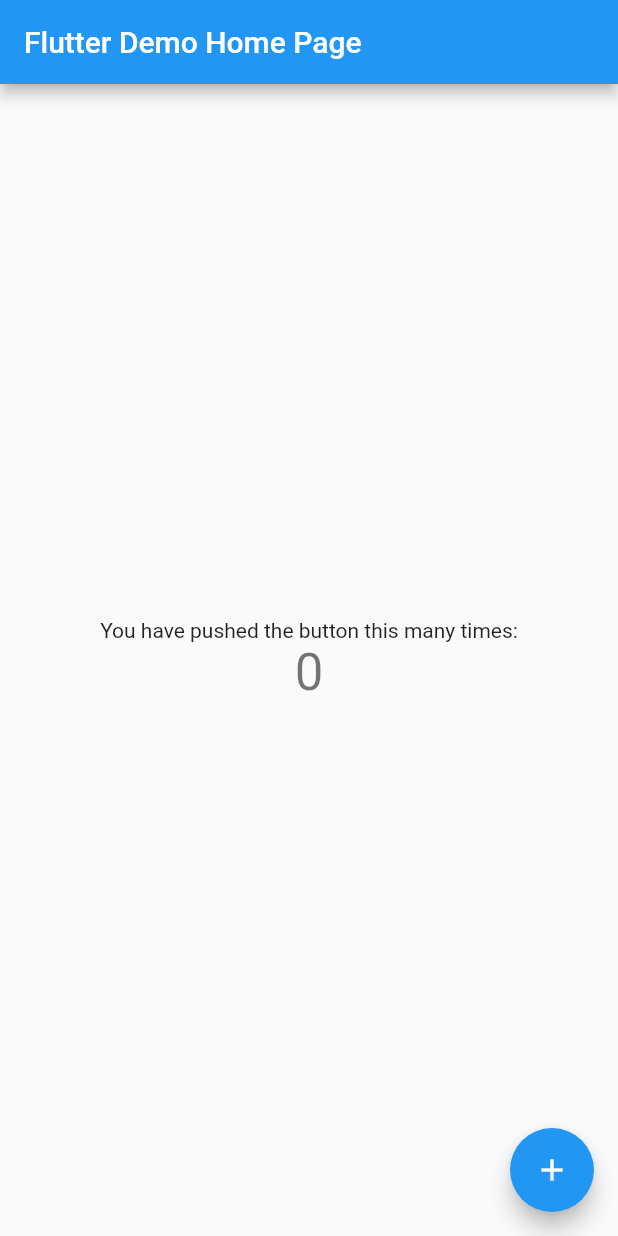
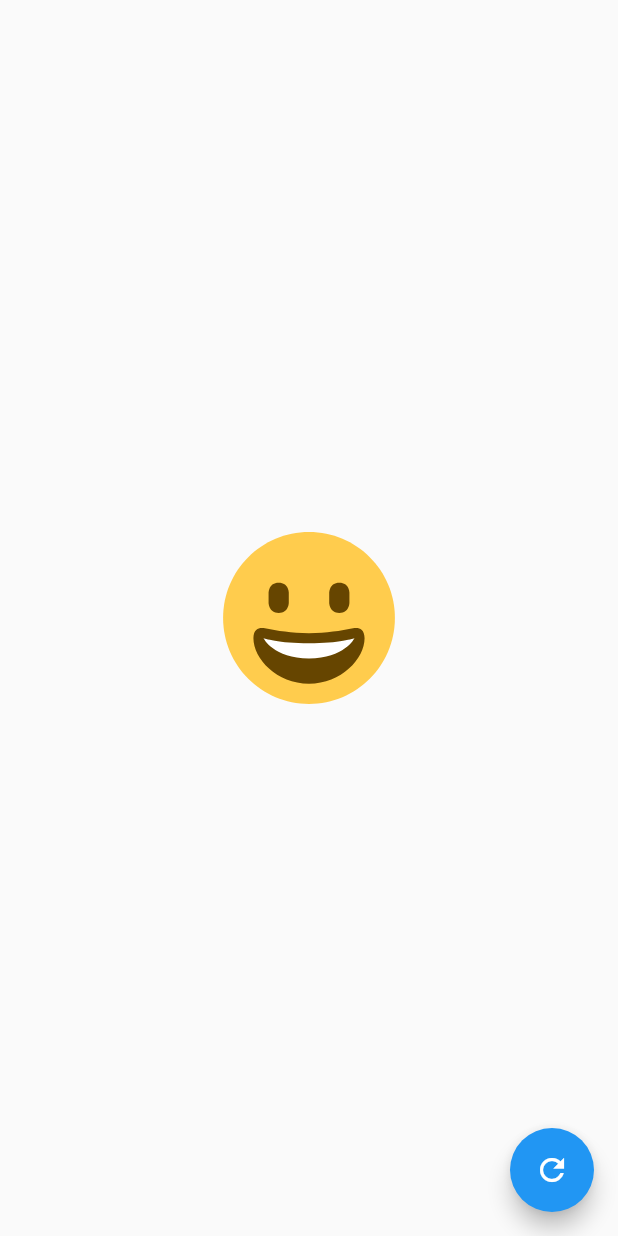
Before and after one commit to kpsroka/flutter-platform-channels-talk, a Flutter app: the screen it shows after launch, on a phone screen of 412 x 824 dp. Run offline on Flutter 3.47's test engine with Material 2 defaults, Android fonts, the phone set to English and light mode, and no system bars; our stand-ins replace flutter_svg.

Commit message:
Adding initial widgets

```diff
--- a/lib/main.dart
+++ b/lib/main.dart
@@ -1,4 +1,5 @@
 import 'package:flutter/material.dart';
+import 'package:flutter_svg/flutter_svg.dart';
 
 void main() => runApp(MyApp());
 
@@ -9,15 +10,6 @@ class MyApp extends StatelessWidget {
     return MaterialApp(
       title: 'Flutter Demo',
       theme: ThemeData(
-        // This is the theme of your application.
-        //
-        // Try running your application with "flutter run". You'll see the
-        // application has a blue toolbar. Then, without quitting the app, try
-        // changing the primarySwatch below to Colors.green and then invoke
-        // "hot reload" (press "r" in the console where you ran "flutter run",
-        // or simply save your changes to "hot reload" in a Flutter IDE).
-        // Notice that the counter didn't reset back to zero; the application
-        // is not restarted.
         primarySwatch: Colors.blue,
       ),
       home: MyHomePage(title: 'Flutter Demo Home Page'),
@@ -28,15 +20,6 @@ class MyApp extends StatelessWidget {
 class MyHomePage extends StatefulWidget {
   MyHomePage({Key key, this.title}) : super(key: key);
 
-  // This widget is the home page of your application. It is stateful, meaning
-  // that it has a State object (defined below) that contains fields that affect
-  // how it looks.
-
-  // This class is the configuration for the state. It holds the values (in this
-  // case the title) provided by the parent (in this case the App widget) and
-  // used by the build method of the State. Fields in a Widget subclass are
-  // always marked "final".
-
   final String title;
 
   @override
@@ -44,68 +27,25 @@ class MyHomePage extends StatefulWidget {
 }
 
 class _MyHomePageState extends State<MyHomePage> {
-  int _counter = 0;
+  Offset _offset = Offset.zero;
 
-  void _incrementCounter() {
+  void _refresh() {
     setState(() {
-      // This call to setState tells the Flutter framework that something has
-      // changed in this State, which causes it to rerun the build method below
-      // so that the display can reflect the updated values. If we changed
-      // _counter without calling setState(), then the build method would not be
-      // called again, and so nothing would appear to happen.
-      _counter++;
+      _offset = Offset(100, 100);
     });
   }
 
   @override
   Widget build(BuildContext context) {
-    // This method is rerun every time setState is called, for instance as done
-    // by the _incrementCounter method above.
-    //
-    // The Flutter framework has been optimized to make rerunning build methods
-    // fast, so that you can just rebuild anything that needs updating rather
-    // than having to individually change instances of widgets.
     return Scaffold(
-      appBar: AppBar(
-        // Here we take the value from the MyHomePage object that was created by
-        // the App.build method, and use it to set our appbar title.
-        title: Text(widget.title),
-      ),
       body: Center(
-        // Center is a layout widget. It takes a single child and positions it
-        // in the middle of the parent.
-        child: Column(
-          // Column is also layout widget. It takes a list of children and
-          // arranges them vertically. By default, it sizes itself to fit its
-          // children horizontally, and tries to be as tall as its parent.
-          //
-          // Invoke "debug painting" (press "p" in the console, choose the
-          // "Toggle Debug Paint" action from the Flutter Inspector in Android
-          // Studio, or the "Toggle Debug Paint" command in Visual Studio Code)
-          // to see the wireframe for each widget.
-          //
-          // Column has various properties to control how it sizes itself and
-          // how it positions its children. Here we use mainAxisAlignment to
-          // center the children vertically; the main axis here is the vertical
-          // axis because Columns are vertical (the cross axis would be
-          // horizontal).
-          mainAxisAlignment: MainAxisAlignment.center,
-          children: <Widget>[
-            Text(
-              'You have pushed the button this many times:',
-            ),
-            Text(
-              '$_counter',
-              style: Theme.of(context).textTheme.display1,
-            ),
-          ],
-        ),
+        child: Transform.translate(offset: _offset, child: SvgPicture.asset('assets/smile.svg', width: 128, height: 128,)),
       ),
       floatingActionButton: FloatingActionButton(
-        onPressed: _incrementCounter,
-        tooltip: 'Increment',
-        child: Icon(Icons.add),
-      ), // This trailing comma makes auto-formatting nicer for build methods.
+        onPressed: _refresh,
+        tooltip: 'Refresh',
+        child: Icon(Icons.refresh),
+      ),
     );
   }
 }
```
